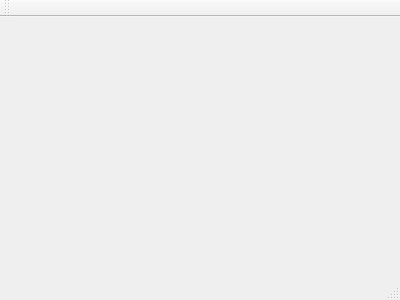
This is src/mainwindow.ui in rafirafi/Voca as Qt 5 draws it before an edit. The edited form follows.
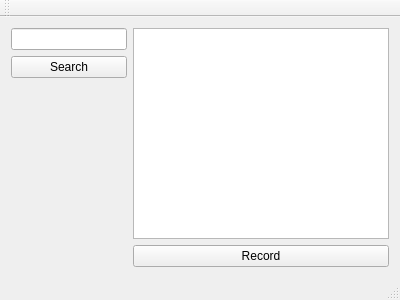
This is the edited form.

Commit message: ui for query and output result

Diff of the .ui file:
```diff
--- a/src/mainwindow.ui
+++ b/src/mainwindow.ui
@@ -12,13 +12,72 @@
   <property name="windowTitle" >
    <string>MainWindow</string>
   </property>
-  <widget class="QMenuBar" name="menuBar" />
-  <widget class="QToolBar" name="mainToolBar" />
-  <widget class="QWidget" name="centralWidget" />
-  <widget class="QStatusBar" name="statusBar" />
+  <widget class="QWidget" name="centralWidget">
+   <layout class="QHBoxLayout" name="horizontalLayout">
+    <item>
+     <layout class="QVBoxLayout" name="verticalLayout_2">
+      <item>
+       <widget class="QLineEdit" name="lineEdit_input"/>
+      </item>
+      <item>
+       <widget class="QPushButton" name="pushButton_search">
+        <property name="text">
+         <string>Search</string>
+        </property>
+       </widget>
+      </item>
+      <item>
+       <spacer name="verticalSpacer">
+        <property name="orientation">
+         <enum>Qt::Vertical</enum>
+        </property>
+        <property name="sizeHint" stdset="0">
+         <size>
+          <width>20</width>
+          <height>40</height>
+         </size>
+        </property>
+       </spacer>
+      </item>
+     </layout>
+    </item>
+    <item>
+     <layout class="QVBoxLayout" name="verticalLayout">
+      <item>
+       <widget class="QTextEdit" name="textEdit_output"/>
+      </item>
+      <item>
+       <widget class="QPushButton" name="pushButton_update">
+        <property name="text">
+         <string>Record</string>
+        </property>
+       </widget>
+      </item>
+     </layout>
+    </item>
+   </layout>
+  </widget>
+  <widget class="QMenuBar" name="menuBar">
+   <property name="geometry">
+    <rect>
+     <x>0</x>
+     <y>0</y>
+     <width>400</width>
+     <height>27</height>
+    </rect>
+   </property>
+  </widget>
+  <widget class="QToolBar" name="mainToolBar">
+   <attribute name="toolBarArea">
+    <enum>TopToolBarArea</enum>
+   </attribute>
+   <attribute name="toolBarBreak">
+    <bool>false</bool>
+   </attribute>
+  </widget>
+  <widget class="QStatusBar" name="statusBar"/>
  </widget>
- <layoutDefault spacing="6" margin="11" />
- <pixmapfunction></pixmapfunction>
+ <layoutdefault spacing="6" margin="11"/>
  <resources/>
  <connections/>
 </ui>
```
Left out of the diff: 7 changed lines with no effect on the pictures.
